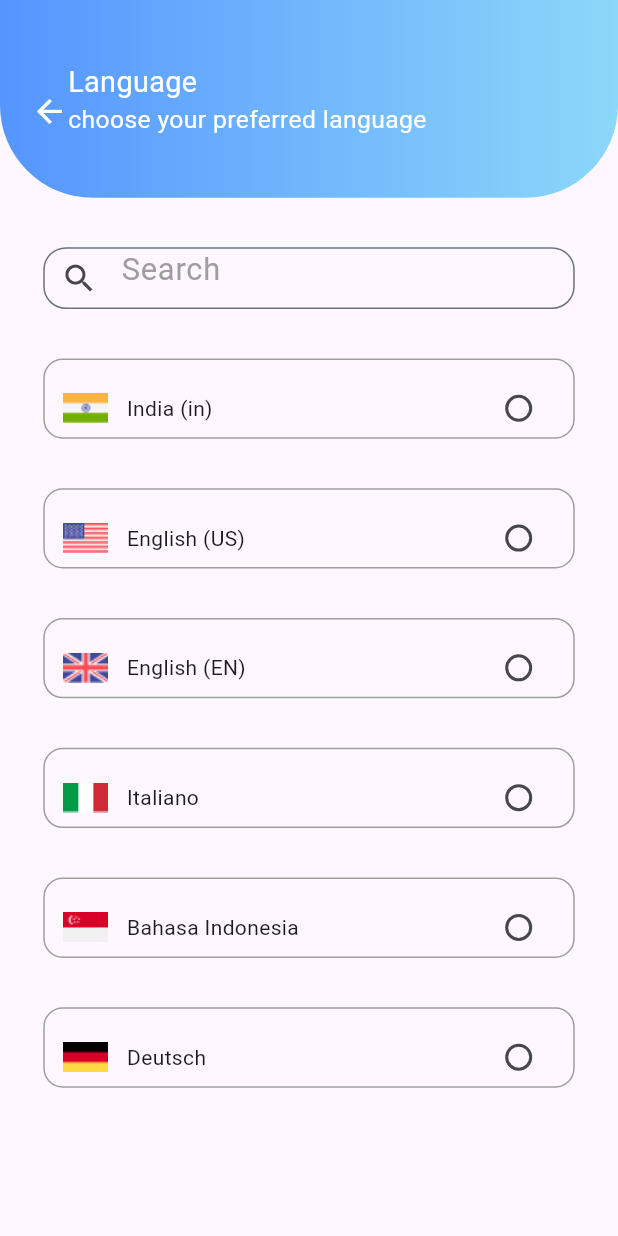
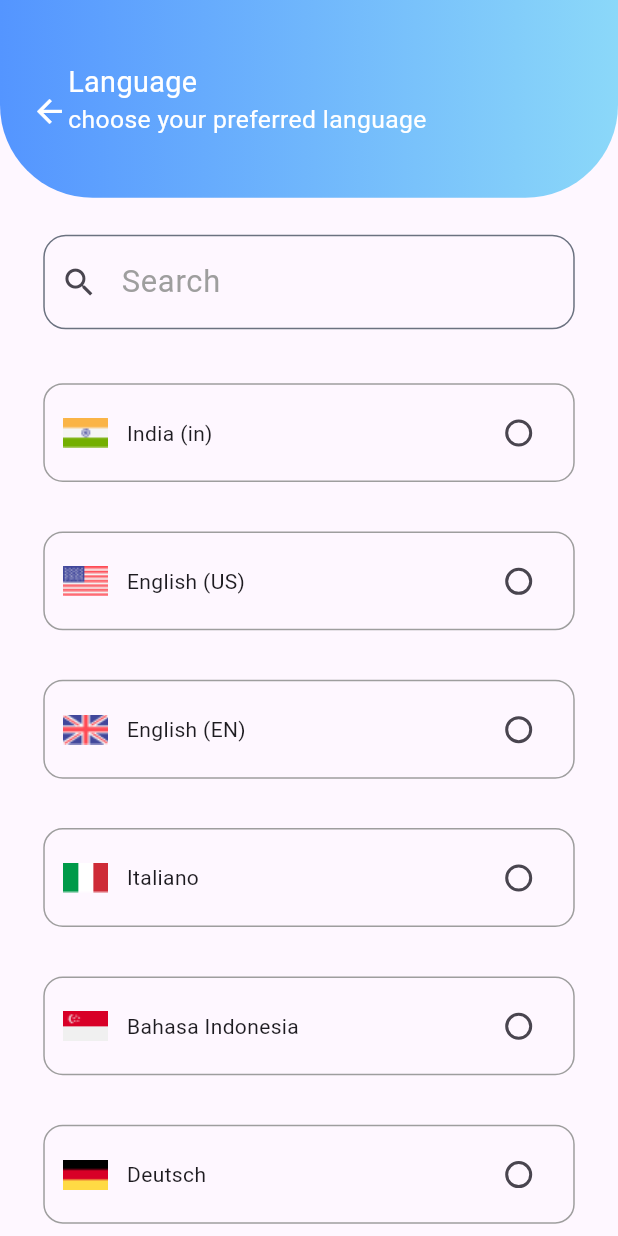
Before and after one commit to princymiracle/travelapp, a Flutter app: the LanguagesPage screen opened by its route, on a phone screen of 412 x 824 dp. Run offline on Flutter 3.47's test engine with Material 3 defaults, Android fonts, the phone set to English and light mode, and no system bars; our stand-ins replace bubble_tab_indicator, email_validator, get, sizer, table_calendar; missing offline and left inert: razorpay_flutter.

Commit message:
init commit

```diff
--- a/lib/BottamNavigationbar/HomePage/BookTicketPage/FlightsPage.dart
+++ b/lib/BottamNavigationbar/HomePage/BookTicketPage/FlightsPage.dart
@@ -224,6 +224,7 @@ class FlightsPage extends StatelessWidget {
                                 color: CustomColors.iconcolor2,
                               ),
                               Container(
+                                height: 38.h,
                                 child: ListView.builder(
                                   itemCount: controller.list.length,
                                   shrinkWrap: true,
--- a/lib/BottamNavigationbar/HomePage/BookTicketPage/TrainPage.dart
+++ b/lib/BottamNavigationbar/HomePage/BookTicketPage/TrainPage.dart
@@ -223,8 +223,8 @@ class TrainPage extends StatelessWidget {
                                 height: 2.h,
                                 color: CustomColors.iconcolor2,
                               ),
-
                               Container(
+                                height: 38.h,
                                 child: ListView.builder(
                                   itemCount: controller.list.length,
                                   shrinkWrap: true,
@@ -293,7 +293,7 @@ class TrainPage extends StatelessWidget {
                 flex: 1,
                 child: CustomContiner(
                   padding: EdgeInsets.only(
-                      top: 0.7.h, left: 5.w, right: 5.w),
+                      top: 0.7.h, left: 3.w, right: 3.w),
                   height: 12.h,
                   width: 7.w,
                   decoration: BoxDecoration(
--- a/lib/BottamNavigationbar/HomePage/SearchFlight/Airlines.dart
+++ b/lib/BottamNavigationbar/HomePage/SearchFlight/Airlines.dart
@@ -16,9 +16,10 @@ class Airlines extends StatelessWidget {
   @override
   Widget build(BuildContext context) {
     return Scaffold(
-      body: Padding(
+      body: Container(
+        child: SingleChildScrollView(
+          child: Padding(
             padding:  EdgeInsets.only(left: 4.w,right: 4.w,bottom: 1.5.h),
-        child: SingleChildScrollView(
             child: Column(
               children: [
                ListView.builder(
@@ -79,6 +80,7 @@ class Airlines extends StatelessWidget {
             ),
           ),
         ),
+      ),
     );
   }
 }
--- a/lib/BottamNavigationbar/HomePage/SearchFlight/Facilities.dart
+++ b/lib/BottamNavigationbar/HomePage/SearchFlight/Facilities.dart
@@ -26,7 +26,7 @@ class _FacilitiesPageState extends State<FacilitiesPage> {
     return Scaffold(
       body: SingleChildScrollView(
         child: Container(
-          padding: EdgeInsets.only(right: 4.w,left: 4.w,),
+          padding: EdgeInsets.only(right: 4.w,left: 4.w,bottom: 6.h),
           child: Column(
             children: [
               ListView.builder(
@@ -63,7 +63,7 @@ class _FacilitiesPageState extends State<FacilitiesPage> {
                   );
 
                 },),
-              SizedBox(height: 24.h,),
+              SizedBox(height: 20.h,),
               InkWell(
                 onTap: () => Get.toNamed(Routes.selectflightspage),
                 child: CustomContiner(
--- a/lib/BottamNavigationbar/HomePage/SearchFlight/Seats.dart
+++ b/lib/BottamNavigationbar/HomePage/SearchFlight/Seats.dart
@@ -153,6 +153,7 @@ class _SeatsPageState extends State<SeatsPage> {
             ),
             /*  SizedBox(height: 6.h,),*/
             Expanded(
+              child: SingleChildScrollView(
                 child: Container(
 
                     margin: EdgeInsets.symmetric(horizontal: 3.w),
@@ -169,6 +170,7 @@ class _SeatsPageState extends State<SeatsPage> {
 
                       ],
                     )
+                ),
               ),
             ),
             SizedBox(height: 10.h,),
--- a/lib/BottamNavigationbar/ProfilePage/LanguagesPage.dart
+++ b/lib/BottamNavigationbar/ProfilePage/LanguagesPage.dart
@@ -39,7 +39,7 @@ class LanguagesPage extends StatelessWidget {
                 child: Row(
                   children: [
                     InkWell(
-                      onTap: () => Get.back(),
+                        onTap: () => Get.back(),
 
                         child: Icon(Icons.arrow_back,color: CustomColors.textcolor,size: 3.h)),
                     Column(
@@ -53,11 +53,11 @@ class LanguagesPage extends StatelessWidget {
                 ),
               ),
               ),
-              Padding(padding: EdgeInsets.only(top: 4.h,left: 7.w,right: 7.w),
+              Padding(padding: EdgeInsets.only(top: 3.h,left: 7.w,right: 7.w),
                 child: Column(
                   children: [
                     Container(
-                      height: 5.h,
+                      height: 8.h,
                       child: TextFormField(
                         controller: searchFlightController.searchController,
                         decoration: InputDecoration(
@@ -96,7 +96,7 @@ class LanguagesPage extends StatelessWidget {
                             itemCount: languagemodel.length,
                             itemBuilder: (context, index) {
                               return Container(
-                                height: 6.5.h,
+                                height: 8.h,
                                 width: double.infinity,
                                 decoration: BoxDecoration(
                                   borderRadius: BorderRadius.circular(13),
--- a/lib/BottamNavigationbar/TicketPage/TicketPage.dart
+++ b/lib/BottamNavigationbar/TicketPage/TicketPage.dart
@@ -1,7 +1,8 @@
 import 'package:flutter/material.dart';
 
 import 'package:get/get.dart';
-import 'package:razorpay_web/razorpay_web.dart';
+import 'package:razorpay_flutter/razorpay_flutter.dart';
+
 
 import 'package:sizer/sizer.dart';
 
--- a/pubspec.yaml
+++ b/pubspec.yaml
@@ -42,7 +42,7 @@ dependencies:
   bubble_tab_indicator: ^0.1.6
   book_my_seat: ^1.0.1
   razorpay_flutter: ^1.3.6
-  razorpay_web: ^1.4.2
+#  razorpay_web: ^1.4.2
   otp_text_field: ^1.1.3
   email_validator: ^2.1.17
   another_flushbar: ^1.12.30
```
Also changed, not shown: pubspec.lock. Lines whose indentation alone changed are shown as unchanged.
